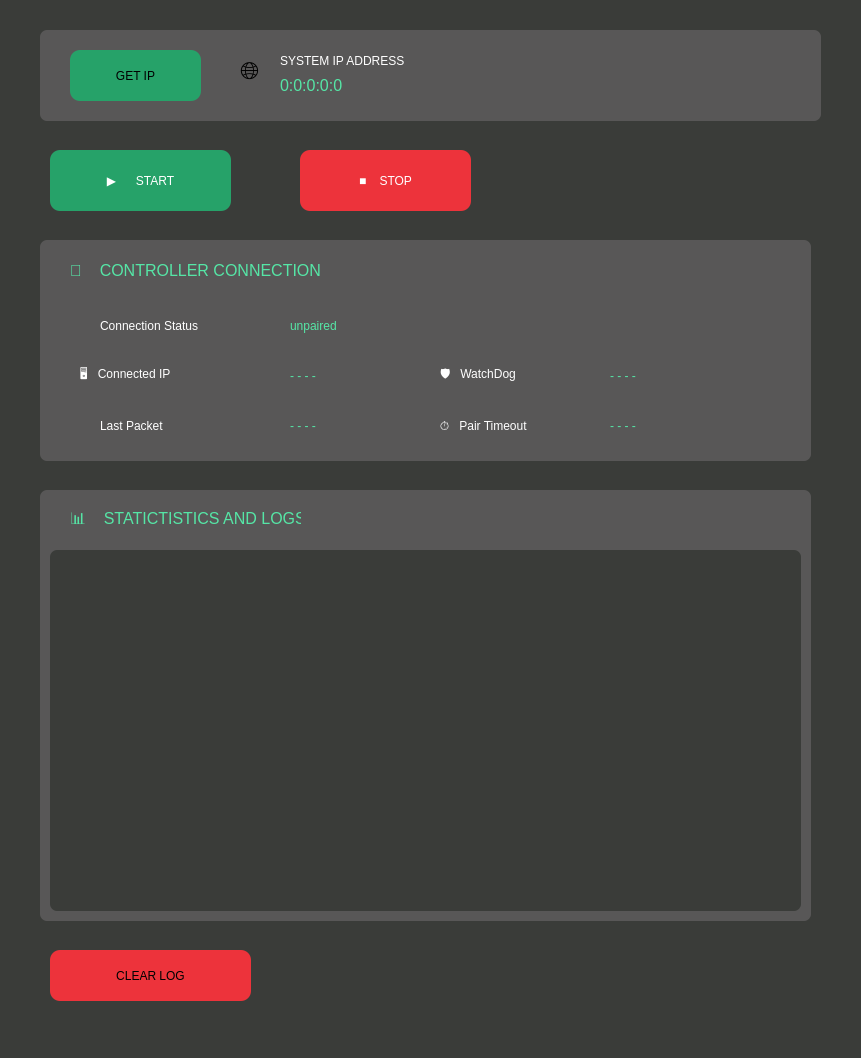
The window that gui/mainwindow.ui (Prashanth-DevO/Virtual_Remote_software_Linux) describes before a commit, drawn with Qt 5.
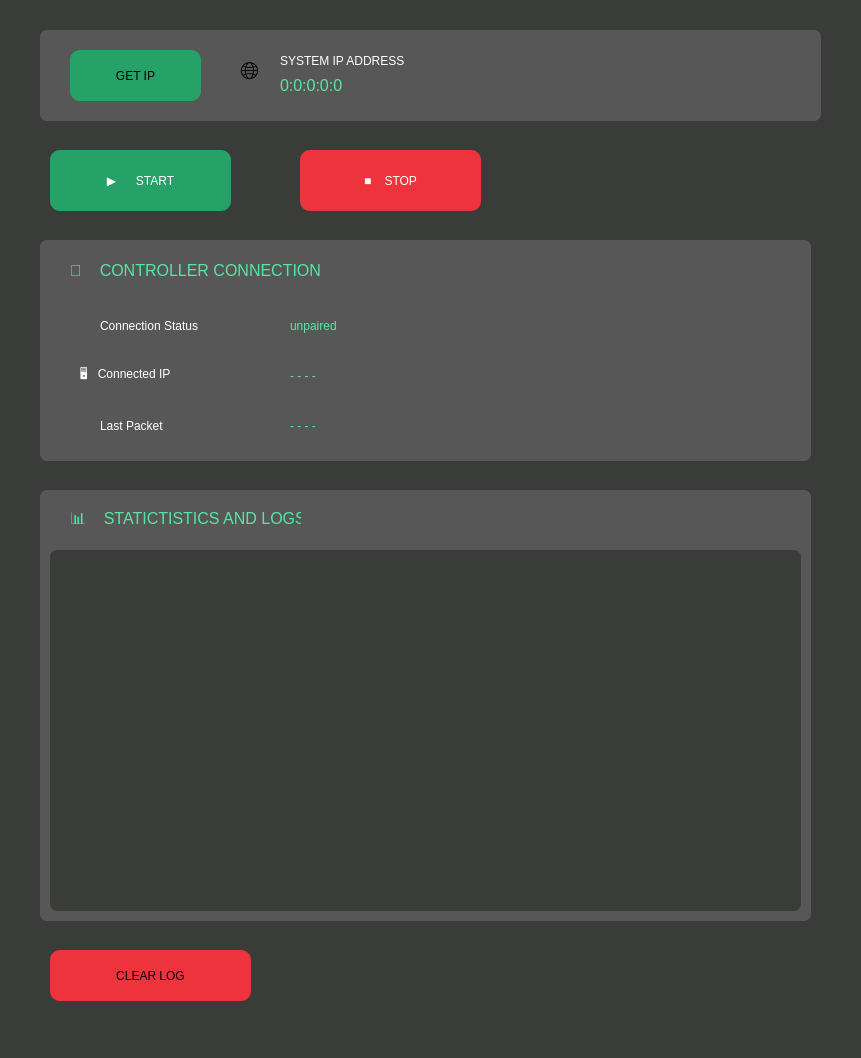
The same window after the commit.

```diff
--- a/gui/mainwindow.ui
+++ b/gui/mainwindow.ui
@@ -41,7 +41,7 @@
      <rect>
       <x>300</x>
       <y>150</y>
-      <width>171</width>
+      <width>181</width>
       <height>61</height>
      </rect>
     </property>
@@ -222,38 +222,6 @@
       <string>Last Packet             </string>
      </property>
     </widget>
-    <widget class="QLabel" name="label_5">
-     <property name="geometry">
-      <rect>
-       <x>400</x>
-       <y>120</y>
-       <width>141</width>
-       <height>31</height>
-      </rect>
-     </property>
-     <property name="styleSheet">
-      <string notr="true">color:rgb(255, 255, 255)</string>
-     </property>
-     <property name="text">
-      <string>🛡   WatchDog            </string>
-     </property>
-    </widget>
-    <widget class="QLabel" name="label_6">
-     <property name="geometry">
-      <rect>
-       <x>400</x>
-       <y>170</y>
-       <width>121</width>
-       <height>31</height>
-      </rect>
-     </property>
-     <property name="styleSheet">
-      <string notr="true">color:rgb(255, 255, 255)</string>
-     </property>
-     <property name="text">
-      <string>⏱   Pair Timeout        </string>
-     </property>
-    </widget>
     <widget class="QLabel" name="connectionStatusLabel">
      <property name="geometry">
       <rect>
@@ -302,38 +270,6 @@
       <string>- - - -</string>
      </property>
     </widget>
-    <widget class="QLabel" name="watchDogLabel">
-     <property name="geometry">
-      <rect>
-       <x>570</x>
-       <y>120</y>
-       <width>191</width>
-       <height>31</height>
-      </rect>
-     </property>
-     <property name="styleSheet">
-      <string notr="true">color:rgb(85, 230, 166)</string>
-     </property>
-     <property name="text">
-      <string>- - - - </string>
-     </property>
-    </widget>
-    <widget class="QLabel" name="pairTimeoutLabel">
-     <property name="geometry">
-      <rect>
-       <x>570</x>
-       <y>170</y>
-       <width>191</width>
-       <height>31</height>
-      </rect>
-     </property>
-     <property name="styleSheet">
-      <string notr="true">color:rgb(85, 230, 166)</string>
-     </property>
-     <property name="text">
-      <string>- - - -</string>
-     </property>
-    </widget>
     <widget class="QLabel" name="label_7">
      <property name="geometry">
       <rect>
```
Left out of the diff: 18 changed lines with no effect on the pictures.
